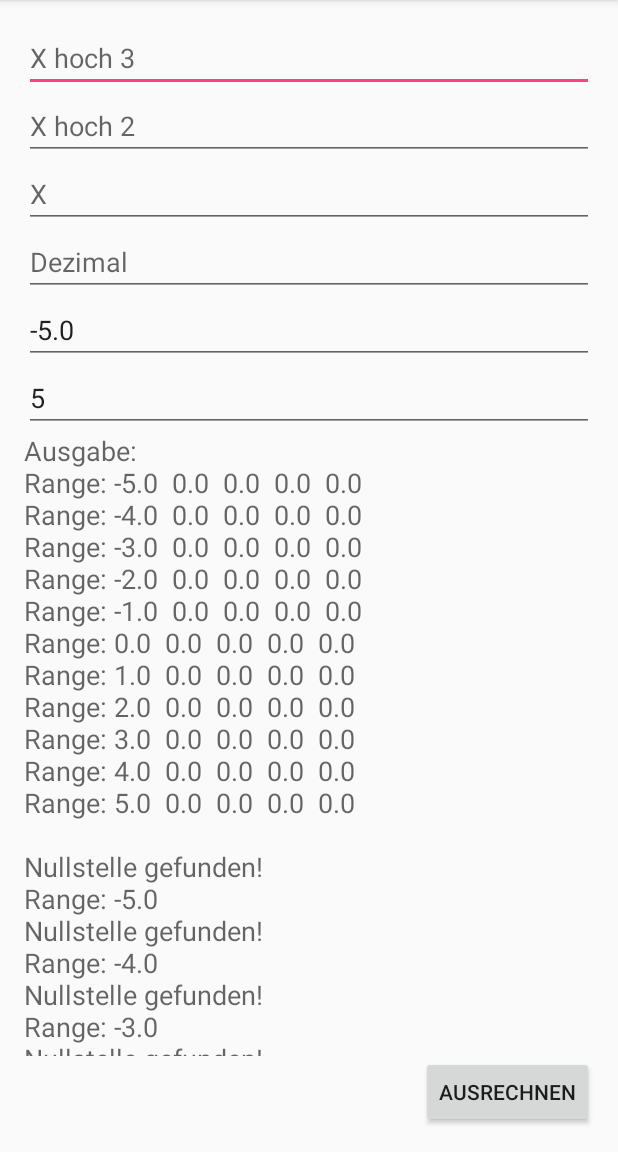
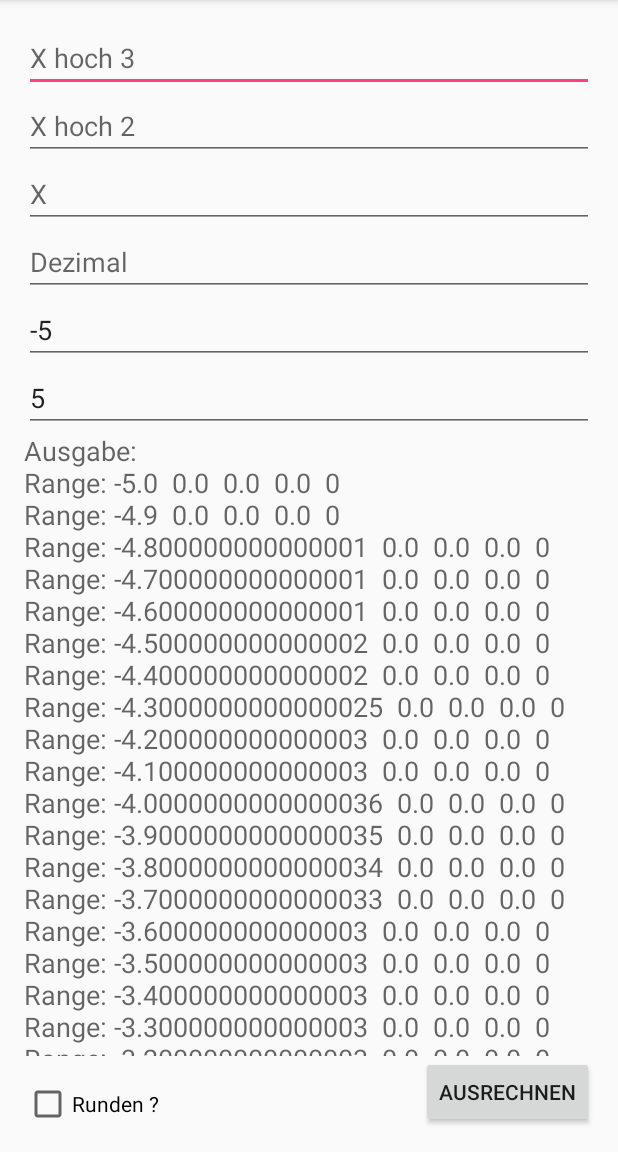
Before and after one commit to MrFlyingToasterman/hornerscheme-solver, an Android app: the screen it shows after launch (MainActivity), after a tap on "AUSRECHNEN", on a phone screen of 412 x 824 dp, the part 84-1236 px from its top. Run offline under Robolectric (Android 15) with nearby library versions, the phone set to English and light mode, and no system bars; 4 statements that could not run were skipped.

```diff
--- a/app/src/main/java/dmusiolik/hornerschema_solver/MainActivity.java
+++ b/app/src/main/java/dmusiolik/hornerschema_solver/MainActivity.java
@@ -3,7 +3,10 @@ package dmusiolik.hornerschema_solver;
 import android.support.v7.app.AppCompatActivity;
 import android.os.Bundle;
 import android.view.View;
+import android.widget.CheckBox;
 import android.widget.TextView;
+
+import java.text.DecimalFormat;
 
 public class MainActivity extends AppCompatActivity {
 
@@ -13,8 +16,10 @@ public class MainActivity extends AppCompatActivity {
         setContentView(R.layout.activity_main);
     }
 
+    public DecimalFormat df = new DecimalFormat("#.##");
 
     public void ausrechnen(View view) {
+
         TextView iks3 = (TextView) findViewById(R.id.editText);
         TextView iks2 = (TextView) findViewById(R.id.editText2);
         TextView iksx = (TextView) findViewById(R.id.editText3);
@@ -24,19 +29,30 @@ public class MainActivity extends AppCompatActivity {
 
         TextView ausgabe = (TextView) findViewById(R.id.textView);
 
+        CheckBox runden = (CheckBox) findViewById(R.id.checkBox);
+
         double ergebnis0 = 0;
         double ergebnis1 = 0;
         double x3 = Double.parseDouble(iks3.getText().toString());
         double x2 = Double.parseDouble(iks2.getText().toString());
         double x = Double.parseDouble(iksx.getText().toString());
         double dez = Double.parseDouble(dezi.getText().toString());
-        double startrange = Double.parseDouble(startr.getText().toString());
-        double stoprange = Double.parseDouble(stopr.getText().toString());
+        double startrange = Integer.parseInt(startr.getText().toString());
+        double stoprange = Integer.parseInt(stopr.getText().toString());
 
         //int range = 0;
         String nullstellen = "";
 
-        for (int i = 0; startrange <= stoprange; startrange++) {
+        double genauigkeit;
+
+        if (runden.isChecked()) {
+            genauigkeit = 1;
+        }else{
+            genauigkeit = 0.1;
+        }
+
+
+        for (int i = 0; startrange <= stoprange; startrange = startrange + genauigkeit) {
 
             ausgabe.setText(ausgabe.getText() + "Range: " + startrange + " ");
             ausgabe.setText(ausgabe.getText() + " " + x3 + " ");
@@ -54,15 +70,23 @@ public class MainActivity extends AppCompatActivity {
             ergebnis0 = 0;
             ergebnis0 = (startrange * ergebnis1) + dez;
 
-            ausgabe.setText(ausgabe.getText() + " " + ergebnis0 + " \n");
+            ausgabe.setText(ausgabe.getText() + " " + df.format(ergebnis0) + " \n");
 
-            if (ergebnis0 == 0) {
-                nullstellen = nullstellen + "\nNullstelle gefunden!\nRange: " + startrange;
+            if (runden.isChecked()) {
+                ergebnis1 = 0;
+                ergebnis1 = Math.round(ergebnis0);
+                if (ergebnis1 == 0) {
+                    nullstellen = nullstellen + "\nNullstelle gefunden!\nRange: " + startrange + "\n\n";
+                }
+            }else{
+                if (df.format(ergebnis0).startsWith("0.")) {
+                    nullstellen = nullstellen + "\nNullstelle gefunden!\nRange: " + startrange + "\n\n";
+                }
             }
 
         }
 
-        ausgabe.setText(ausgabe.getText() + " " + nullstellen);
+        ausgabe.setText(ausgabe.getText() + " " + nullstellen + "\n");
 
     }
 }
--- a/app/src/main/res/layout/activity_main.xml
+++ b/app/src/main/res/layout/activity_main.xml
@@ -67,9 +67,9 @@
         android:text="Ausrechnen"
         android:id="@+id/button"
         android:onClick="ausrechnen"
+        android:layout_alignParentBottom="true"
         android:layout_alignParentRight="true"
-        android:layout_alignParentEnd="true"
-        android:layout_alignParentBottom="true" />
+        android:layout_alignParentEnd="true" />
 
     <EditText
         android:layout_width="wrap_content"
@@ -82,7 +82,7 @@
         android:layout_alignParentStart="true"
         android:layout_alignRight="@+id/editText4"
         android:layout_alignEnd="@+id/editText4"
-        android:text="-5.0" />
+        android:text="-5" />
 
     <EditText
         android:layout_width="wrap_content"
@@ -118,4 +118,15 @@
             android:layout_alignParentLeft="true"
             android:layout_alignParentStart="true" />
     </ScrollView>
+
+    <CheckBox
+        android:layout_width="wrap_content"
+        android:layout_height="wrap_content"
+        android:text="Runden ?"
+        android:id="@+id/checkBox"
+        android:layout_alignParentBottom="true"
+        android:layout_alignParentLeft="true"
+        android:layout_alignParentStart="true"
+        android:checked="false" />
+
 </RelativeLayout>
```
